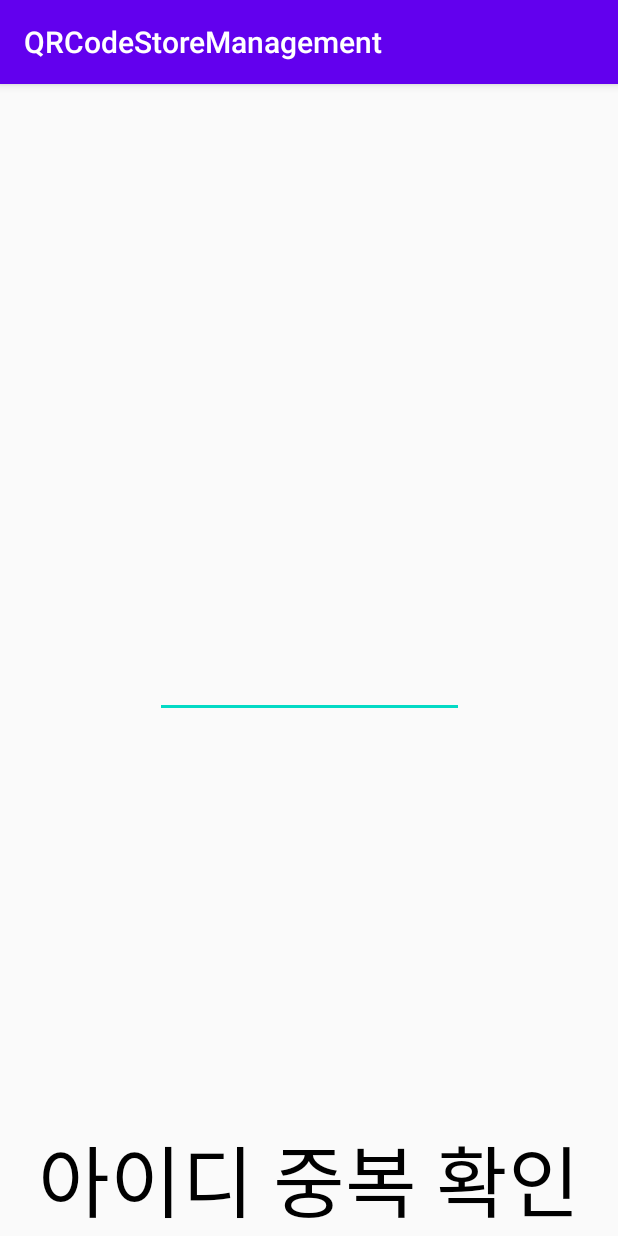
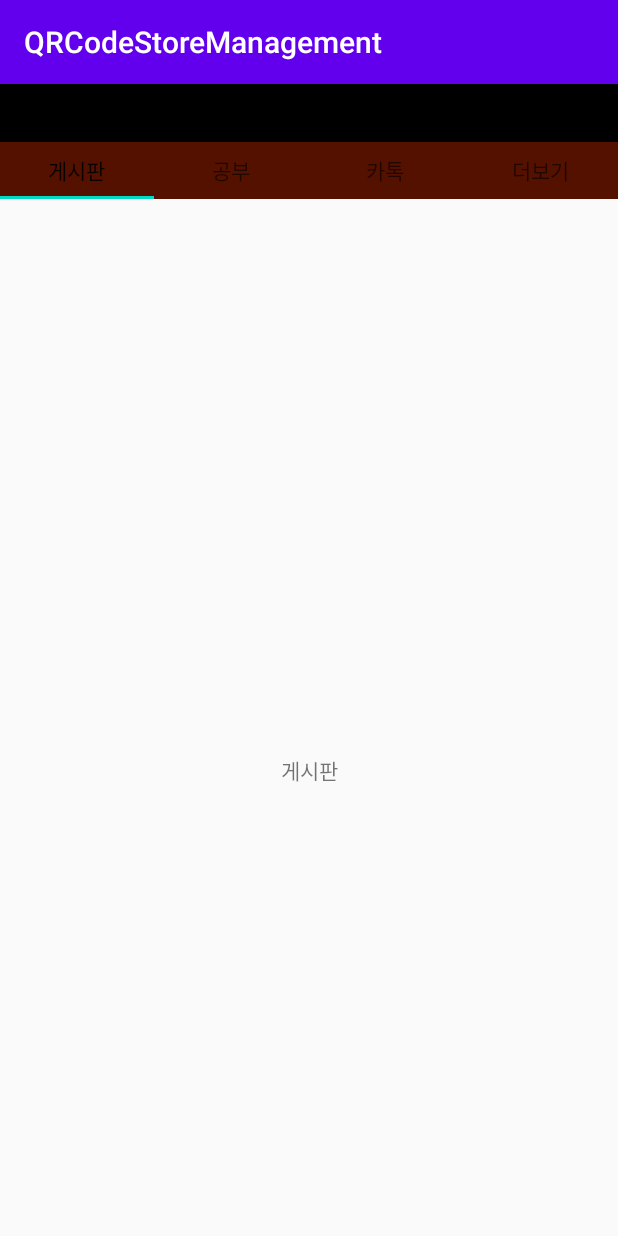
Before and after one commit to tt0410tt/QRCodeStoreManagement, an Android app: the activity_Main screen opened directly, with no data from a screen before it, on a phone screen of 412 x 824 dp. Run offline under Robolectric (Android 15) with nearby library versions, the phone set to English and light mode, and no system bars.

Commit message:
메인액티비티 뷰페이저 및 프래그먼트 생성

```diff
--- a/QRCodeStoreManagement/app/build.gradle
+++ b/QRCodeStoreManagement/app/build.gradle
@@ -30,6 +30,8 @@ dependencies {
     implementation 'androidx.constraintlayout:constraintlayout:1.1.3'
     implementation 'com.android.support:appcompat-v7:28.0.0'
     implementation 'com.android.support.constraint:constraint-layout:2.0.0'
+    implementation 'com.google.android.material:material:1.0.0'
+    implementation 'androidx.legacy:legacy-support-v4:1.0.0'
     testImplementation 'junit:junit:4.12'
     androidTestImplementation 'androidx.test.ext:junit:1.1.1'
     androidTestImplementation 'androidx.test.espresso:espresso-core:3.2.0'
--- a/QRCodeStoreManagement/app/src/main/java/com/main/stutyGroupManagement/activity_Main.java
+++ b/QRCodeStoreManagement/app/src/main/java/com/main/stutyGroupManagement/activity_Main.java
@@ -3,15 +3,44 @@ package com.main.stutyGroupManagement;
 import android.os.Bundle;
 
 import androidx.appcompat.app.AppCompatActivity;
+import androidx.fragment.app.FragmentPagerAdapter;
 import androidx.viewpager.widget.ViewPager;
+
+import com.google.android.material.tabs.TabLayout;
 
 public class activity_Main extends AppCompatActivity {
 
-    ViewPager viewPager;
+    ViewPager main_ViewPager;
+    TabLayout main_TabLayout;
+    private FragmentPagerAdapter fragmentPagerAdapter;
     @Override
     protected void onCreate(Bundle savedInstanceState) {
         super.onCreate(savedInstanceState);
         setContentView(R.layout.activity__main);
+        main_ViewPager=findViewById(R.id.main_view_pager);
+        main_TabLayout=findViewById(R.id.main_tab);
 
+        main_TabLayout.addTab(main_TabLayout.newTab().setText("게시판"));
+        main_TabLayout.addTab(main_TabLayout.newTab().setText("공부"));
+        main_TabLayout.addTab(main_TabLayout.newTab().setText("카톡"));
+        main_TabLayout.addTab(main_TabLayout.newTab().setText("더보기"));
+        fragmentPagerAdapter = new adapter_Main_ViewPager(getSupportFragmentManager());
+
+        main_ViewPager.addOnPageChangeListener(new TabLayout.TabLayoutOnPageChangeListener(main_TabLayout));
+        main_TabLayout.addOnTabSelectedListener(new TabLayout.OnTabSelectedListener() {
+            @Override
+            public void onTabSelected(TabLayout.Tab tab) {
+            }
+
+            @Override
+            public void onTabUnselected(TabLayout.Tab tab) {
+            }
+
+            @Override
+            public void onTabReselected(TabLayout.Tab tab) {
+            }
+        });
+
+        main_ViewPager.setAdapter(fragmentPagerAdapter);
     }
 }
--- /dev/null
+++ b/QRCodeStoreManagement/app/src/main/java/com/main/stutyGroupManagement/adapter_Main_ViewPager.java
@@ -0,0 +1,47 @@
+package com.main.stutyGroupManagement;
+
+import android.view.View;
+
+import androidx.annotation.NonNull;
+import androidx.fragment.app.Fragment;
+import androidx.fragment.app.FragmentManager;
+import androidx.fragment.app.FragmentPagerAdapter;
+import androidx.viewpager.widget.PagerAdapter;
+
+import java.util.ArrayList;
+
+public class adapter_Main_ViewPager extends FragmentPagerAdapter {
+
+    ArrayList<String> fragmentList=new ArrayList<>();
+    public adapter_Main_ViewPager(FragmentManager fm) {
+        super(fm);
+        fragmentList.add(fragment_Main_Notice_Board.class.getName());
+        fragmentList.add(fragment_Main_Study.class.getName());
+        fragmentList.add(fragment_Main_Talk.class.getName());
+        fragmentList.add(fragment_Main_ETC.class.getName());
+    }
+
+
+    @NonNull
+    @Override
+    public Fragment getItem(int position) {
+        switch (position) {
+            case 0:
+                return fragment_Main_Notice_Board.newInstance();
+            case 1:
+                return fragment_Main_Study.newInstance();
+            case 2:
+                return fragment_Main_Talk.newInstance();
+            case 3:
+                return fragment_Main_ETC.newInstance();
+            default:
+                return null;
+        }
+
+    }
+
+    @Override
+    public int getCount() {
+        return fragmentList.size();
+    }
+}
--- /dev/null
+++ b/QRCodeStoreManagement/app/src/main/java/com/main/stutyGroupManagement/fragment_Main_Notice_Board.java
@@ -0,0 +1,53 @@
+package com.main.stutyGroupManagement;
+
+import androidx.appcompat.app.AppCompatActivity;
+import androidx.constraintlayout.widget.ConstraintLayout;
+import androidx.fragment.app.Fragment;
+import androidx.viewpager.widget.ViewPager;
+
+import android.os.Bundle;
+import android.view.LayoutInflater;
+import android.view.View;
+import android.view.ViewGroup;
+import android.webkit.WebSettings;
+import android.webkit.WebView;
+import android.webkit.WebViewClient;
+
+public class fragment_Main_Notice_Board extends Fragment implements View.OnClickListener{
+
+    View v;
+    public fragment_Main_Notice_Board() {
+        // Required empty public constructor
+    }
+
+    public static fragment_Main_Notice_Board newInstance() {
+        fragment_Main_Notice_Board fragment = new fragment_Main_Notice_Board();
+        return fragment;
+    }
+
+    @Override
+    public void onCreate(Bundle savedInstanceState) {
+        super.onCreate(savedInstanceState);
+        if (getArguments() != null) {
+
+        }
+    }
+
+    @Override
+    public View onCreateView(LayoutInflater inflater, ViewGroup container,
+                             Bundle savedInstanceState) {
+        // Inflate the layout for this fragment
+
+        v=inflater.inflate(R.layout.fragment__notice__board, container, false);
+
+        return v;
+    }
+
+    @Override
+    public void onClick(View view) {
+
+        switch (view.getId()) {
+
+        }
+    }
+}
--- /dev/null
+++ b/QRCodeStoreManagement/app/src/main/java/com/main/stutyGroupManagement/fragment_Main_Study.java
@@ -0,0 +1,47 @@
+package com.main.stutyGroupManagement;
+
+import androidx.appcompat.app.AppCompatActivity;
+import androidx.fragment.app.Fragment;
+
+import android.os.Bundle;
+import android.view.LayoutInflater;
+import android.view.View;
+import android.view.ViewGroup;
+
+public class fragment_Main_Study extends Fragment implements View.OnClickListener{
+
+    View v;
+    public fragment_Main_Study() {
+    }
+
+    public static fragment_Main_Study newInstance() {
+        fragment_Main_Study fragment = new fragment_Main_Study();
+        return fragment;
+    }
+
+    @Override
+    public void onCreate(Bundle savedInstanceState) {
+        super.onCreate(savedInstanceState);
+        if (getArguments() != null) {
+
+        }
+    }
+
+    @Override
+    public View onCreateView(LayoutInflater inflater, ViewGroup container,
+                             Bundle savedInstanceState) {
+        // Inflate the layout for this fragment
+
+        v=inflater.inflate(R.layout.fragment_main_study, container, false);
+
+        return v;
+    }
+
+    @Override
+    public void onClick(View view) {
+
+        switch (view.getId()) {
+
+        }
+    }
+}
--- a/QRCodeStoreManagement/app/src/main/res/layout/activity__main.xml
+++ b/QRCodeStoreManagement/app/src/main/res/layout/activity__main.xml
@@ -6,32 +6,46 @@
     android:layout_width="match_parent"
     android:layout_height="match_parent"
     tools:context=".activity_Main">
-    <androidx.appcompat.widget.AppCompatTextView
-        android:id="@+id/main_Create_Manager"
+    <androidx.constraintlayout.widget.ConstraintLayout
+        android:id="@+id/main_tob_layout"
         android:layout_width="0dp"
         android:layout_height="0dp"
-        android:gravity="center"
-        android:text="아이디 중복 확인"
-        android:textColor="#000000"
-        app:autoSizeTextType="uniform"
+        android:background="#000000"
         app:layout_constraintTop_toTopOf="parent"
         app:layout_constraintBottom_toBottomOf="parent"
         app:layout_constraintLeft_toLeftOf="parent"
         app:layout_constraintRight_toRightOf="parent"
-        app:layout_constraintHorizontal_bias="0.5"
-        app:layout_constraintVertical_bias="1.0"
-        app:layout_constraintHeight_percent="0.1"
-        app:layout_constraintWidth_percent="0.9"/>
-    <androidx.appcompat.widget.AppCompatEditText
+        app:layout_constraintHorizontal_bias="0"
+        app:layout_constraintVertical_bias="0"
+        app:layout_constraintHeight_percent="0.05"
+        app:layout_constraintWidth_percent="1"/>
+    <com.google.android.material.tabs.TabLayout
+        android:id="@+id/main_tab"
         android:layout_width="0dp"
         android:layout_height="0dp"
-        app:layout_constraintTop_toTopOf="parent"
+        android:gravity="center"
+        android:background="#551100"
+        android:text="아이디 중복 확인"
+        app:layout_constraintTop_toBottomOf="@+id/main_tob_layout"
         app:layout_constraintBottom_toBottomOf="parent"
         app:layout_constraintLeft_toLeftOf="parent"
         app:layout_constraintRight_toRightOf="parent"
         app:layout_constraintHorizontal_bias="0.5"
-        app:layout_constraintVertical_bias="0.5"
-        app:layout_constraintHeight_percent="0.1"
-        app:layout_constraintWidth_percent="0.5"
-        />
+        app:layout_constraintVertical_bias="0"
+        app:layout_constraintHeight_percent="0.05"
+        app:layout_constraintWidth_percent="1"/>
+    <androidx.viewpager.widget.ViewPager
+        android:id="@+id/main_view_pager"
+        android:layout_width="0dp"
+        android:layout_height="0dp"
+        app:layout_constraintTop_toBottomOf="@+id/main_tab"
+        app:layout_constraintBottom_toBottomOf="parent"
+        app:layout_constraintLeft_toLeftOf="parent"
+        app:layout_constraintRight_toRightOf="parent"
+        app:layout_constraintHorizontal_bias="0.5"
+        app:layout_constraintVertical_bias="0"
+        app:layout_constraintHeight_percent="0.99"
+        app:layout_constraintWidth_percent="0.9"/>
+
+
 </androidx.constraintlayout.widget.ConstraintLayout>
--- /dev/null
+++ b/QRCodeStoreManagement/app/src/main/res/layout/fragment__notice__board.xml
@@ -0,0 +1,21 @@
+<?xml version="1.0" encoding="utf-8"?>
+<androidx.constraintlayout.widget.ConstraintLayout xmlns:android="http://schemas.android.com/apk/res/android"
+    xmlns:app="http://schemas.android.com/apk/res-auto"
+    xmlns:tools="http://schemas.android.com/tools"
+    android:layout_width="match_parent"
+    android:layout_height="match_parent"
+    tools:context="com.main.stutyGroupManagement.fragment_Main_Notice_Board">
+
+    <TextView
+        android:layout_width="wrap_content"
+        android:layout_height="wrap_content"
+        android:text="게시판"
+        app:layout_constraintBottom_toBottomOf="parent"
+        app:layout_constraintLeft_toLeftOf="parent"
+        app:layout_constraintRight_toRightOf="parent"
+        app:layout_constraintTop_toTopOf="parent"
+        app:layout_constraintHorizontal_bias="0.5"
+        app:layout_constraintVertical_bias="0.5"
+
+        />
+</androidx.constraintlayout.widget.ConstraintLayout>
--- a/QRCodeStoreManagement/app/src/main/res/values/strings.xml
+++ b/QRCodeStoreManagement/app/src/main/res/values/strings.xml
@@ -1,3 +1,5 @@
 <resources>
     <string name="app_name">QRCodeStoreManagement</string>
+    <!-- TODO: Remove or change this placeholder text -->
+    <string name="hello_blank_fragment">Hello blank fragment</string>
 </resources>
```
Also changed, not shown: QRCodeStoreManagement/app/src/main/AndroidManifest.xml (+6 -4 lines), QRCodeStoreManagement/app/src/main/java/com/main/stutyGroupManagement/fragment_Main_ETC.java (added, +49 -0 lines), QRCodeStoreManagement/app/src/main/java/com/main/stutyGroupManagement/fragment_Main_Talk.java (added, +49 -0 lines), QRCodeStoreManagement/app/src/main/res/layout/fragment_main_etc.xml (added, +21 -0 lines), QRCodeStoreManagement/app/src/main/res/layout/fragment_main_study.xml (added, +21 -0 lines), QRCodeStoreManagement/app/src/main/res/layout/fragment_main_talk.xml (added, +21 -0 lines).
